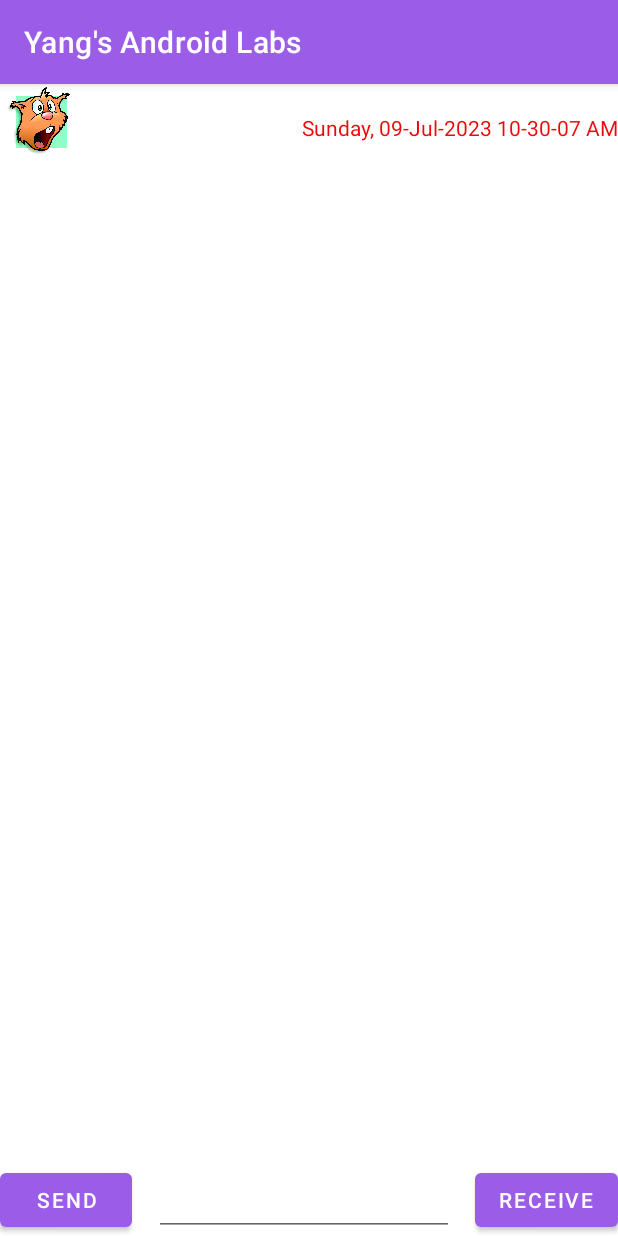
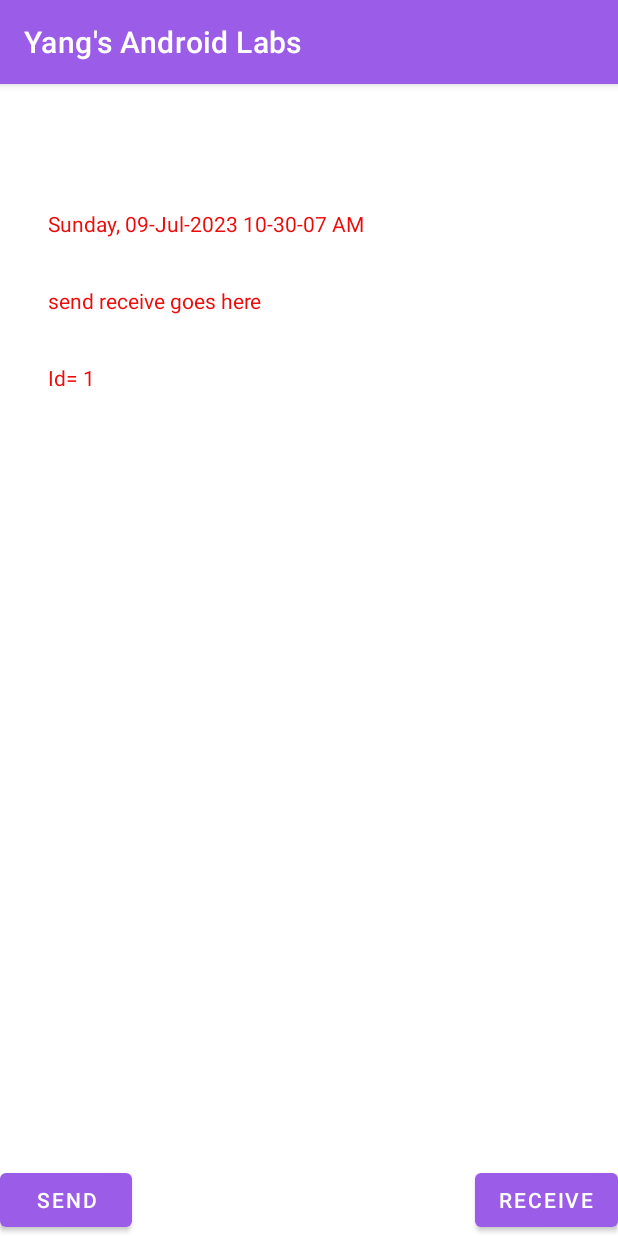
Before and after one commit to yangliu-lyla/MyApplication1, an Android app: the screen it shows after launch (ChatRoom), after a tap on an icon or button, on a phone screen of 412 x 824 dp. Run offline under Robolectric (Android 15) with nearby library versions, the phone set to English and light mode, and no system bars; our stand-ins replace Room's generated code; 1 other tap on this screen came first.

Commit message:
Commit: Week8-Part2-Finished loading Fragments on a Tablet

```diff
--- a/app/src/main/java/com/example/myapplication1/ChatRoom.java
+++ b/app/src/main/java/com/example/myapplication1/ChatRoom.java
@@ -73,9 +73,11 @@ private  RecyclerView.Adapter myAdapter;
                     tx.remove(oldFragment);
                 }
 
+
                 // 创建并添加新的 Fragment
                 MessageDetailsFragment chatFragment = new MessageDetailsFragment(newMessageValue);
                 tx.add(R.id.fragmentLocation, chatFragment);
+                tx.addToBackStack("");
                 tx.commit();
 
 
@@ -153,7 +155,8 @@ private  RecyclerView.Adapter myAdapter;
                ChatMessage selected = messages.get(position);
 
                chatModel.selectedMessage.postValue(selected);
-
+               // 显示详情布局
+               binding.fragmentLocation.setVisibility(View.VISIBLE);
 
                 /*
                AlertDialog.Builder builder = new AlertDialog.Builder( ChatRoom.this );
--- a/app/src/main/java/com/example/myapplication1/MessageDetailsFragment.java
+++ b/app/src/main/java/com/example/myapplication1/MessageDetailsFragment.java
@@ -35,4 +35,19 @@ public class MessageDetailsFragment extends Fragment {
 
 
     }
+
+    @Override
+    public void onPause() {
+        super.onPause();
+        // 隐藏 Fragment
+        getView().setVisibility(View.GONE);
+    }
+
+    @Override
+    public void onResume() {
+        super.onResume();
+        // 显示 Fragment
+        getView().setVisibility(View.VISIBLE);
+    }
+
 }
--- a/app/src/main/res/layout/activity_chat_room.xml
+++ b/app/src/main/res/layout/activity_chat_room.xml
@@ -41,4 +41,16 @@
         android:text="RECEIVE"
         app:layout_constraintBottom_toBottomOf="parent"
         app:layout_constraintEnd_toEndOf="parent" />
+
+    <FrameLayout
+        android:id="@+id/fragmentLocation"
+        android:layout_width="0dp"
+        android:layout_height="0dp"
+        android:background="@color/white"
+        android:visibility="invisible"
+        app:layout_constraintBottom_toBottomOf="parent"
+        app:layout_constraintEnd_toEndOf="parent"
+        app:layout_constraintTop_toTopOf="parent"
+        app:layout_constraintStart_toStartOf="parent" />
+
 </androidx.constraintlayout.widget.ConstraintLayout>
```
